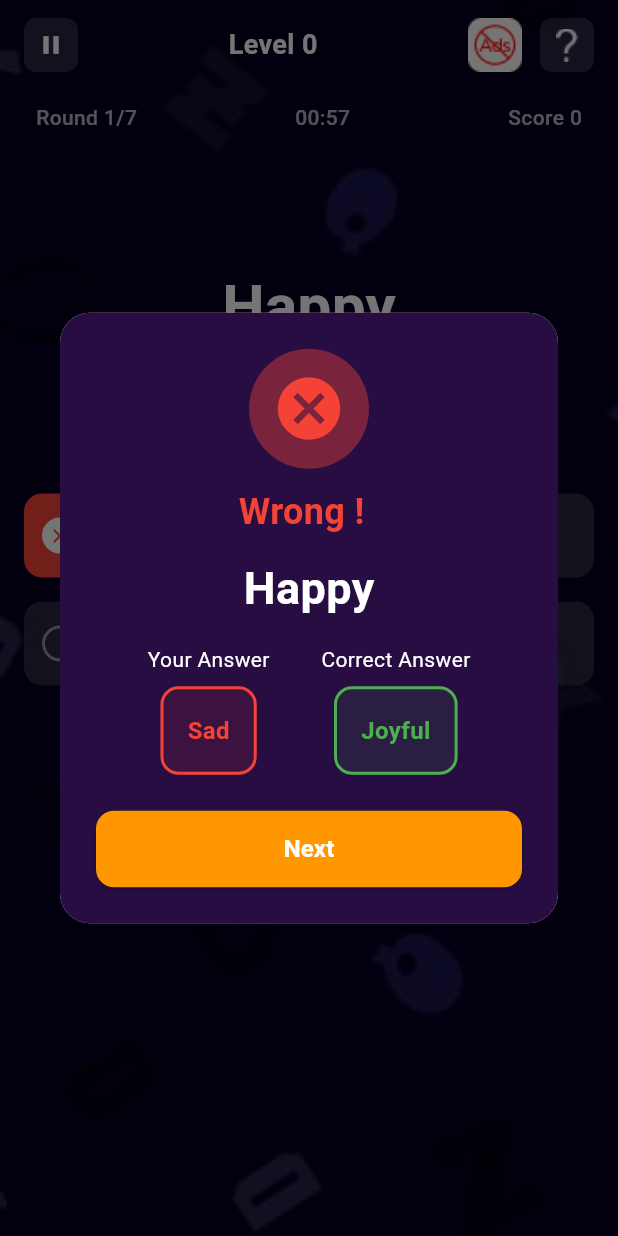
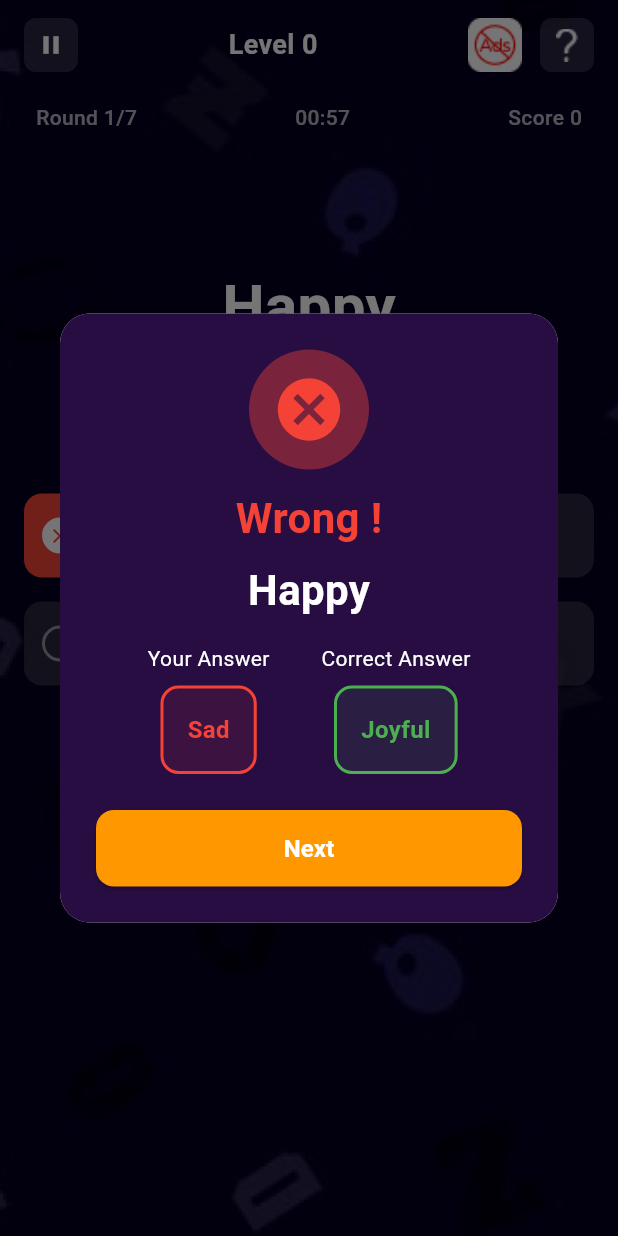
Before and after one commit to RANGAROHITH-2006/synonym-match, a Flutter app: the SynonymGameScreen screen opened directly with empty values, after a tap on "Sad", on a phone screen of 412 x 824 dp. Run offline on Flutter 3.47's test engine with Material 3 defaults, Android fonts, the phone set to English and light mode, and no system bars; our stand-ins replace share_plus, shared_preferences; accounts and stored records are empty.

Commit message:
made some changes

```diff
--- a/lib/game_screen.dart
+++ b/lib/game_screen.dart
@@ -380,12 +380,12 @@ class _SynonymGameScreenState extends State<SynonymGameScreen> {
                       const Text(
                         'Wrong !',
                         style: TextStyle(
-                          fontSize: 24,
+                          fontSize: 28,
                           fontWeight: FontWeight.bold,
                           color: Colors.red,
                         ),
                       ),
-                      const SizedBox(width: 10),
+
                       // Container(
                       //   padding: const EdgeInsets.symmetric(
                       //     horizontal: 8,
@@ -406,11 +406,11 @@ class _SynonymGameScreenState extends State<SynonymGameScreen> {
                       // ),
                     ],
                   ),
-                  const SizedBox(height: 12),
+                  const SizedBox(height: 8),
                   Text(
                     currentQuestion.equation,
                     style: const TextStyle(
-                      fontSize: 30,
+                      fontSize: 28,
                       fontWeight: FontWeight.w600,
                       color: Colors.white,
                     ),
```
Also changed, not shown: lib/home_screen.dart (+10 -3 lines).
